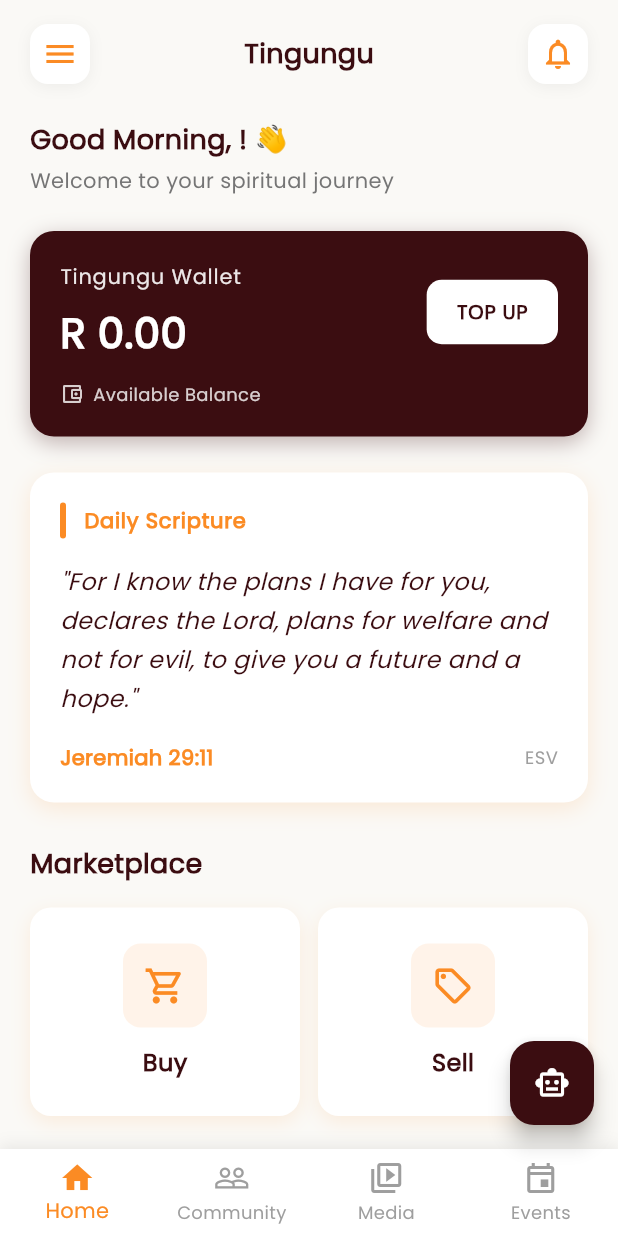
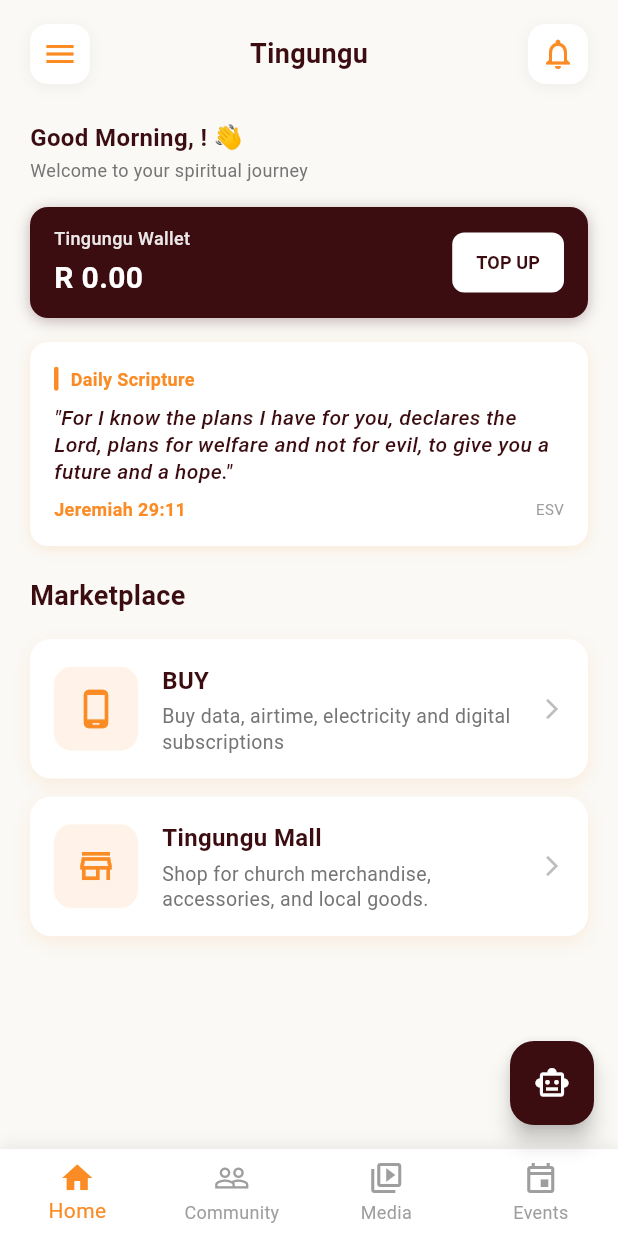
Before and after one commit to sibusisondlovu/tingungu, a Flutter app: the HomeScreen screen opened directly, on a phone screen of 412 x 824 dp. Run offline on Flutter 3.47's test engine with Material 3 defaults, Android fonts, the phone set to English and light mode, and no system bars; our stand-ins replace cloud_firestore, firebase_auth, firebase_core, flutter_spinkit, google_fonts, google_sign_in and 3 more; missing offline and left inert: mysql1, pay; accounts and stored records are empty; network calls fail.

Commit message:
feat: Rubik font, compact home UI, marketplace from API
- Add Rubik font (bundled TTF) and set as app-wide fontFamily
- Disable google_fonts runtime fetching to fix JNI crash on Android
- Compact home screen: smaller greeting, wallet card, scripture card
- Reduce spacing between sections to reveal Marketplace tiles faster
- Switch Tingungu Mall to fetch products from Azure API instead of Firestore
- Show product images from image_url, fall back to icon if empty
- Fix API URL: use tingungu-api.azurewebsites.net (was backend.tingungu.co.za returning 500)
- Update buy_airtime_screen colors to match new branding (remove red theme)

```diff
--- a/app/lib/screens/home_screen.dart
+++ b/app/lib/screens/home_screen.dart
@@ -214,13 +214,12 @@ class _HomeScreenState extends State<HomeScreen> {
                         ),
                       ),
                     _buildGreeting(),
-                    const SizedBox(height: 24),
+                    const SizedBox(height: 16),
                     _buildWalletCard(),
-                    const SizedBox(height: 24),
+                    const SizedBox(height: 16),
                     _buildScriptureCard(),
-                    const SizedBox(height: 28),
+                    const SizedBox(height: 20),
                     _buildMarketplace(),
-                    const SizedBox(height: 28),
                     const SizedBox(height: 20),
                   ],
                 ),
@@ -321,15 +320,15 @@ class _HomeScreenState extends State<HomeScreen> {
         Text(
           '$timeGreeting, $userName! 👋',
           style: const TextStyle(
-            fontSize: 18,
+            fontSize: 16,
             fontWeight: FontWeight.bold,
             color: Color(0xFF3B0D11),
           ),
         ),
-        const SizedBox(height: 4),
+        const SizedBox(height: 2),
         Text(
           'Welcome to your spiritual journey',
-          style: TextStyle(fontSize: 14, color: Colors.grey[600]),
+          style: TextStyle(fontSize: 12, color: Colors.grey[600]),
         ),
       ],
     );
@@ -340,20 +339,12 @@ class _HomeScreenState extends State<HomeScreen> {
       return Container(
         decoration: BoxDecoration(
           color: Colors.white,
-          borderRadius: BorderRadius.circular(16),
-          boxShadow: [
-            BoxShadow(
-              color: const Color(0xFFFB8B24).withOpacity(0.15),
-              blurRadius: 12,
-              offset: const Offset(0, 4),
+          borderRadius: BorderRadius.circular(12),
+          boxShadow: [BoxShadow(color: const Color(0xFFFB8B24).withOpacity(0.15), blurRadius: 8, offset: const Offset(0, 2))],
         ),
-          ],
-        ),
-        padding: const EdgeInsets.all(20),
+        padding: const EdgeInsets.all(16),
         child: const Center(
-          child: CircularProgressIndicator(
-            valueColor: AlwaysStoppedAnimation<Color>(Color(0xFFFB8B24)),
-          ),
+          child: CircularProgressIndicator(valueColor: AlwaysStoppedAnimation<Color>(Color(0xFFFB8B24))),
         ),
       );
     }
@@ -361,68 +352,31 @@ class _HomeScreenState extends State<HomeScreen> {
     return Container(
       decoration: BoxDecoration(
         color: Colors.white,
-        borderRadius: BorderRadius.circular(16),
-        boxShadow: [
-          BoxShadow(
-            color: const Color(0xFFFB8B24).withOpacity(0.15),
-            blurRadius: 12,
-            offset: const Offset(0, 4),
+        borderRadius: BorderRadius.circular(12),
+        boxShadow: [BoxShadow(color: const Color(0xFFFB8B24).withOpacity(0.15), blurRadius: 8, offset: const Offset(0, 2))],
       ),
-        ],
-      ),
-      padding: const EdgeInsets.all(20),
+      padding: const EdgeInsets.all(16),
       child: Column(
         crossAxisAlignment: CrossAxisAlignment.start,
         children: [
           Row(
             children: [
-              Container(
-                width: 4,
-                height: 24,
-                decoration: BoxDecoration(
-                  color: const Color(0xFFFB8B24),
-                  borderRadius: BorderRadius.circular(2),
-                ),
-              ),
-              const SizedBox(width: 12),
-              const Text(
-                'Daily Scripture',
-                style: TextStyle(
-                  fontSize: 14,
-                  fontWeight: FontWeight.w600,
-                  color: Color(0xFFFB8B24),
-                  letterSpacing: 0.5,
-                ),
-              ),
+              Container(width: 3, height: 16, decoration: BoxDecoration(color: const Color(0xFFFB8B24), borderRadius: BorderRadius.circular(2))),
+              const SizedBox(width: 8),
+              const Text('Daily Scripture', style: TextStyle(fontSize: 12, fontWeight: FontWeight.w600, color: Color(0xFFFB8B24))),
             ],
           ),
-          const SizedBox(height: 16),
+          const SizedBox(height: 8),
           Text(
             dailyScripture!.text,
-            style: const TextStyle(
-              fontSize: 16,
-              fontStyle: FontStyle.italic,
-              color: Color(0xFF3B0D11),
-              height: 1.6,
-              fontWeight: FontWeight.w500,
+            style: const TextStyle(fontSize: 14, fontStyle: FontStyle.italic, color: Color(0xFF3B0D11), height: 1.3, fontWeight: FontWeight.w500),
           ),
-          ),
-          const SizedBox(height: 16),
+          const SizedBox(height: 8),
           Row(
             mainAxisAlignment: MainAxisAlignment.spaceBetween,
             children: [
-              Text(
-                dailyScripture!.reference,
-                style: const TextStyle(
-                  fontSize: 14,
-                  fontWeight: FontWeight.w600,
-                  color: Color(0xFFFB8B24),
-                ),
-              ),
-              Text(
-                dailyScripture!.translation,
-                style: TextStyle(fontSize: 12, color: Colors.grey[500]),
-              ),
+              Text(dailyScripture!.reference, style: const TextStyle(fontSize: 12, fontWeight: FontWeight.w600, color: Color(0xFFFB8B24))),
+              Text(dailyScripture!.translation, style: TextStyle(fontSize: 10, color: Colors.grey[500])),
             ],
           ),
         ],
@@ -443,41 +397,42 @@ class _HomeScreenState extends State<HomeScreen> {
           ),
         ),
         const SizedBox(height: 16),
-        Row(
-          children: [
-            Expanded(
-              child: _buildMarketplaceCard(
-                icon: Icons.shopping_cart_outlined,
-                label: 'Buy',
+        _buildMarketplaceTile(
+          icon: Icons.phone_android_outlined,
+          title: 'BUY',
+          subtitle: 'Buy data, airtime, electricity and digital subscriptions',
           color: const Color(0xFFFB8B24),
+          onTap: () => _showVASBottomSheet(),
         ),
+        _buildMarketplaceTile(
+          icon: Icons.store_mall_directory_outlined,
+          title: 'Tingungu Mall',
+          subtitle: 'Shop for church merchandise, accessories, and local goods.',
+          color: const Color(0xFFFB8B24),
+          onTap: () {
+            Navigator.push(
+              context,
+              MaterialPageRoute(
+                builder: (context) => const StoreScreen(),
               ),
-            const SizedBox(width: 12),
-            Expanded(
-              child: _buildMarketplaceCard(
-                icon: Icons.local_offer_outlined,
-                label: 'Sell',
-                color: const Color(0xFFFB8B24),
-              ),
-            ),
-          ],
+            );
+          },
         ),
       ],
     );
   }
 
-  Widget _buildMarketplaceCard({
+  Widget _buildMarketplaceTile({
     required IconData icon,
-    required String label,
+    required String title,
+    required String subtitle,
     required Color color,
+    required VoidCallback onTap,
   }) {
     return GestureDetector(
-      onTap: () {
-        if (label == 'Buy') {
-          _showBuyBottomSheet();
-        }
-      },
+      onTap: onTap,
       child: Container(
+        margin: const EdgeInsets.only(bottom: 12),
         decoration: BoxDecoration(
           color: Colors.white,
           borderRadius: BorderRadius.circular(14),
@@ -489,8 +444,8 @@ class _HomeScreenState extends State<HomeScreen> {
             ),
           ],
         ),
-        padding: const EdgeInsets.symmetric(vertical: 24),
-        child: Column(
+        padding: const EdgeInsets.all(16),
+        child: Row(
           children: [
             Container(
               width: 56,
@@ -501,15 +456,32 @@ class _HomeScreenState extends State<HomeScreen> {
               ),
               child: Icon(icon, color: color, size: 28),
             ),
-            const SizedBox(height: 12),
+            const SizedBox(width: 16),
+            Expanded(
+              child: Column(
+                crossAxisAlignment: CrossAxisAlignment.start,
+                children: [
                   Text(
-              label,
+                    title,
                     style: const TextStyle(
                       fontSize: 16,
-                fontWeight: FontWeight.w600,
+                      fontWeight: FontWeight.bold,
                       color: Color(0xFF3B0D11),
                     ),
                   ),
+                  const SizedBox(height: 4),
+                  Text(
+                    subtitle,
+                    style: TextStyle(
+                      fontSize: 13,
+                      color: Colors.grey[600],
+                      height: 1.3,
+                    ),
+                  ),
+                ],
+              ),
+            ),
+            Icon(Icons.arrow_forward_ios, size: 16, color: Colors.grey[400]),
           ],
         ),
       ),
@@ -709,20 +681,17 @@ class _HomeScreenState extends State<HomeScreen> {
     return Container(
       decoration: BoxDecoration(
         color: const Color(0xFF3B0D11),
-        borderRadius: BorderRadius.circular(16),
+        borderRadius: BorderRadius.circular(12),
         boxShadow: [
           BoxShadow(
             color: const Color(0xFF3B0D11).withOpacity(0.3),
-            blurRadius: 12,
-            offset: const Offset(0, 4),
+            blurRadius: 8,
+            offset: const Offset(0, 2),
           ),
         ],
       ),
-      padding: const EdgeInsets.all(20),
-      child: Column(
-        crossAxisAlignment: CrossAxisAlignment.start,
-        children: [
-          Row(
+      padding: const EdgeInsets.symmetric(horizontal: 16, vertical: 12),
+      child: Row(
         mainAxisAlignment: MainAxisAlignment.spaceBetween,
         children: [
           Column(
@@ -731,17 +700,16 @@ class _HomeScreenState extends State<HomeScreen> {
               Text(
                 'Tingungu Wallet',
                 style: TextStyle(
-                      fontSize: 14,
+                  fontSize: 12,
                   fontWeight: FontWeight.w500,
                   color: Colors.white.withOpacity(0.9),
-                      letterSpacing: 0.5,
                 ),
               ),
-                  const SizedBox(height: 8),
+              const SizedBox(height: 4),
               _isLoadingWallet
                   ? const SizedBox(
-                    width: 24,
-                    height: 24,
+                      width: 16,
+                      height: 16,
                       child: CircularProgressIndicator(
                         strokeWidth: 2,
                         valueColor: AlwaysStoppedAnimation<Color>(Colors.white),
@@ -750,7 +718,7 @@ class _HomeScreenState extends State<HomeScreen> {
                   : Text(
                       'R ${walletBalance.toStringAsFixed(2)}',
                       style: const TextStyle(
-                      fontSize: 28,
+                        fontSize: 20,
                         fontWeight: FontWeight.bold,
                         color: Colors.white,
                       ),
@@ -765,8 +733,6 @@ class _HomeScreenState extends State<HomeScreen> {
                   builder: (context) => const TopUpWalletScreen(),
                 ),
               );
-
-                  // Reload wallet balance if top-up was successful
               if (result == true) {
                 _loadWalletBalance();
               }
@@ -774,40 +740,19 @@ class _HomeScreenState extends State<HomeScreen> {
             style: ElevatedButton.styleFrom(
               backgroundColor: Colors.white,
               foregroundColor: const Color(0xFF3B0D11),
-                  padding: const EdgeInsets.symmetric(horizontal: 20, vertical: 12),
+              padding: const EdgeInsets.symmetric(horizontal: 16, vertical: 8),
               shape: RoundedRectangleBorder(
-                    borderRadius: BorderRadius.circular(10),
+                borderRadius: BorderRadius.circular(8),
               ),
               elevation: 0,
             ),
             child: const Text(
               'TOP UP',
               style: TextStyle(
-                    fontSize: 13,
+                fontSize: 12,
                 fontWeight: FontWeight.bold,
-                    letterSpacing: 0.5,
               ),
             ),
-              ),
-            ],
-          ),
-          const SizedBox(height: 12),
-          Row(
-            children: [
-              Icon(
-                Icons.account_balance_wallet_outlined,
-                color: Colors.white.withOpacity(0.8),
-                size: 16,
-              ),
-              const SizedBox(width: 6),
-              Text(
-                'Available Balance',
-                style: TextStyle(
-                  fontSize: 12,
-                  color: Colors.white.withOpacity(0.8),
-                ),
-              ),
-            ],
           ),
         ],
       ),
```
Also changed, not shown: app/lib/main.dart (+7 -10 lines), app/lib/screens/buy_airtime_screen.dart (+30 -30 lines), app/lib/screens/store_screen.dart (+47 -20 lines), app/pubspec.yaml (+10 -0 lines), app/lib/assets/fonts/Rubik-Bold.ttf (added), app/lib/assets/fonts/Rubik-Italic.ttf (added), app/lib/assets/fonts/Rubik-Medium.ttf (added), app/lib/assets/fonts/Rubik-Regular.ttf (added), app/pubspec.lock. Lines whose indentation alone changed are shown as unchanged.
